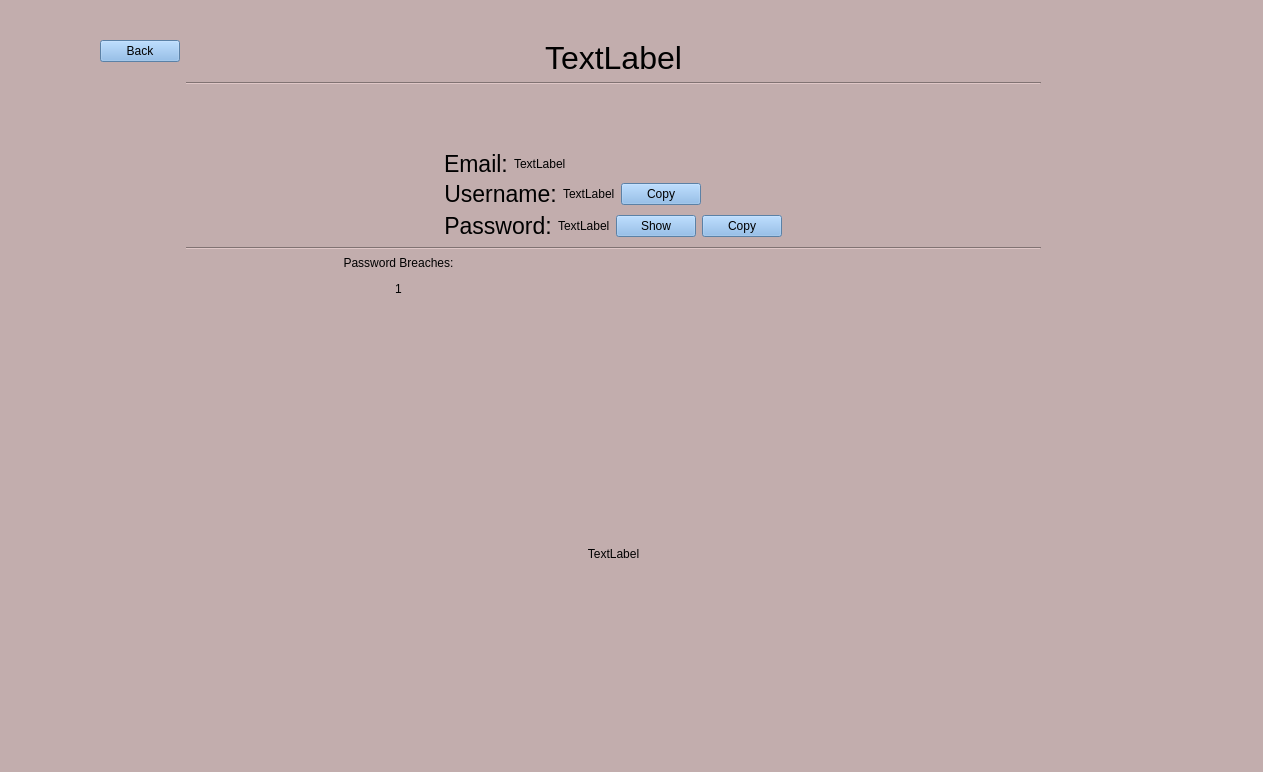
gsm999/TeamBlue_Porcupass, file res/UI Forms/AccountInfoForm.ui: the form before one commit.
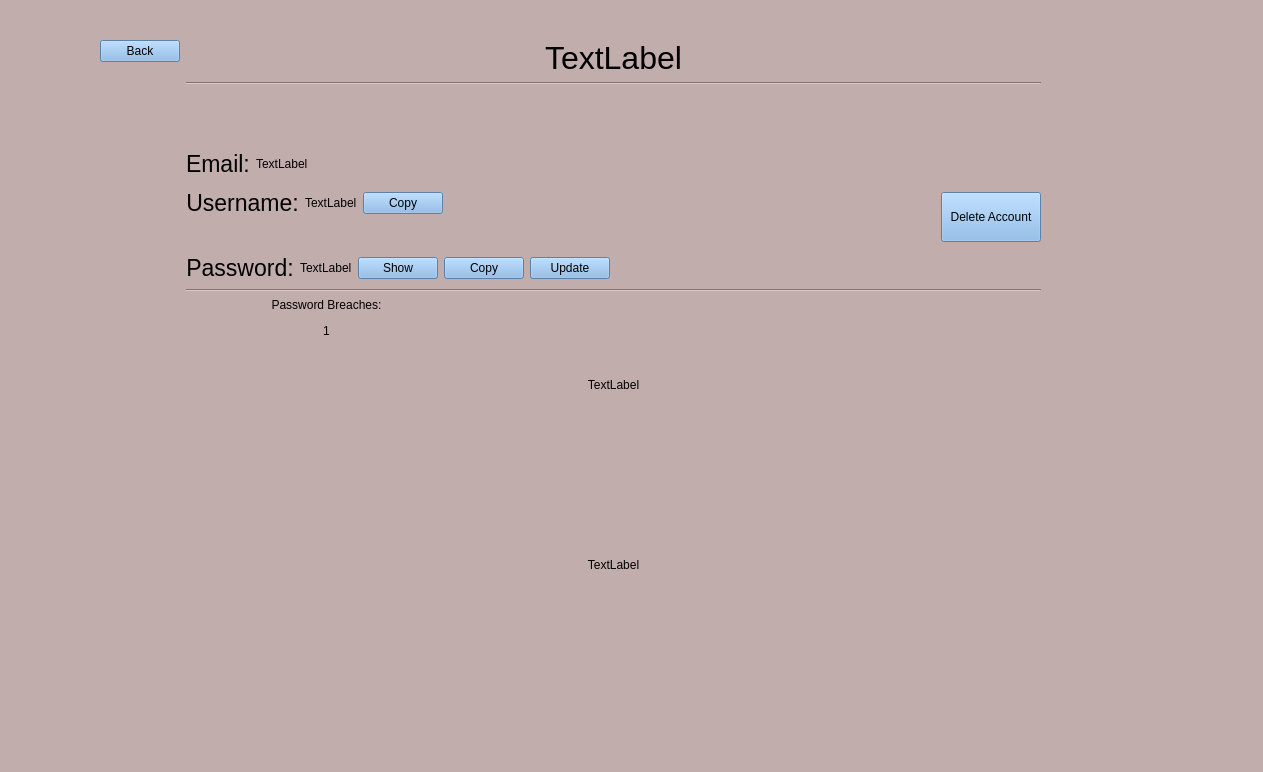
The form after the commit.

Commit message: Password Age added to db/display

What changed in the file:
```diff
--- a/res/UI Forms/AccountInfoForm.ui
+++ b/res/UI Forms/AccountInfoForm.ui
@@ -167,7 +167,119 @@
            </layout>
           </item>
           <item row="2" column="0">
+           <layout class="QGridLayout" name="gridLayout_2">
+            <item row="0" column="2">
+             <widget class="QPushButton" name="copyUsername">
+              <property name="styleSheet">
+               <string notr="true">background-color: rgb(127, 180, 233);
+color: rgb(0, 0, 0);
+border-color: rgb(37, 45, 50);</string>
+              </property>
+              <property name="text">
+               <string>Copy</string>
+              </property>
+              <property name="autoDefault">
+               <bool>true</bool>
+              </property>
+             </widget>
+            </item>
+            <item row="0" column="0">
+             <widget class="QLabel" name="label_2">
+              <property name="font">
+               <font>
+                <pointsize>17</pointsize>
+               </font>
+              </property>
+              <property name="styleSheet">
+               <string notr="true">color: rgb(0, 0, 0);</string>
+              </property>
+              <property name="frameShadow">
+               <enum>QFrame::Raised</enum>
+              </property>
+              <property name="text">
+               <string>Username:</string>
+              </property>
+              <property name="alignment">
+               <set>Qt::AlignCenter</set>
+              </property>
+             </widget>
+            </item>
+            <item row="0" column="1">
+             <widget class="QLabel" name="label_5">
+              <property name="styleSheet">
+               <string notr="true">color: rgb(0, 0, 0);</string>
+              </property>
+              <property name="frameShadow">
+               <enum>QFrame::Raised</enum>
+              </property>
+              <property name="text">
+               <string>TextLabel</string>
+              </property>
+             </widget>
+            </item>
+           </layout>
+          </item>
+          <item row="2" column="1">
+           <layout class="QHBoxLayout" name="horizontalLayout">
+            <item>
+             <spacer name="horizontalSpacer_4">
+              <property name="orientation">
+               <enum>Qt::Horizontal</enum>
+              </property>
+              <property name="sizeHint" stdset="0">
+               <size>
+                <width>40</width>
+                <height>20</height>
+               </size>
+              </property>
+             </spacer>
+            </item>
+            <item>
+             <widget class="QPushButton" name="storeDelete">
+              <property name="minimumSize">
+               <size>
+                <width>100</width>
+                <height>50</height>
+               </size>
+              </property>
+              <property name="layoutDirection">
+               <enum>Qt::RightToLeft</enum>
+              </property>
+              <property name="styleSheet">
+               <string notr="true">background-color: rgb(127, 180, 233);
+color: rgb(0, 0, 0);
+border-color: rgb(37, 45, 50);</string>
+              </property>
+              <property name="text">
+               <string>Delete Account</string>
+              </property>
+             </widget>
+            </item>
+           </layout>
+          </item>
+          <item row="4" column="0">
            <layout class="QGridLayout" name="gridLayout_3">
+            <item row="0" column="0">
+             <widget class="QLabel" name="label_3">
+              <property name="font">
+               <font>
+                <pointsize>17</pointsize>
+               </font>
+              </property>
+              <property name="styleSheet">
+               <string notr="true">color: rgb(0, 0, 0);</string>
+              </property>
+              <property name="frameShadow">
+               <enum>QFrame::Raised</enum>
+              </property>
+              <property name="text">
+               <string>Password:</string>
+              </property>
+              <property name="alignment">
+               <set>Qt::AlignCenter</set>
+              </property>
+             </widget>
+            </item>
             <item row="0" column="3">
              <widget class="QPushButton" name="copyPassword">
               <property name="styleSheet">
@@ -196,27 +308,6 @@
               </property>
              </widget>
             </item>
-            <item row="0" column="0">
-             <widget class="QLabel" name="label_3">
-              <property name="font">
-               <font>
-                <pointsize>17</pointsize>
-               </font>
-              </property>
-              <property name="styleSheet">
-               <string notr="true">color: rgb(0, 0, 0);</string>
-              </property>
-              <property name="frameShadow">
-               <enum>QFrame::Raised</enum>
-              </property>
-              <property name="text">
-               <string>Password:</string>
-              </property>
-              <property name="alignment">
-               <set>Qt::AlignCenter</set>
-              </property>
-             </widget>
-            </item>
             <item row="0" column="2">
              <widget class="QPushButton" name="showPassword">
               <property name="styleSheet">
@@ -232,60 +323,36 @@
               </property>
              </widget>
             </item>
+            <item row="0" column="4">
+             <widget class="QPushButton" name="update_password">
+              <property name="styleSheet">
+               <string notr="true">background-color: rgb(127, 180, 233);
+color: rgb(0, 0, 0);
+border-color: rgb(37, 45, 50);</string>
+              </property>
+              <property name="text">
+               <string>Update</string>
+              </property>
+              <property name="autoDefault">
+               <bool>true</bool>
+              </property>
+             </widget>
+            </item>
            </layout>
           </item>
+          <item row="3" column="0">
+           <widget class="Line" name="line_3">
+            <property name="orientation">
+             <enum>Qt::Horizontal</enum>
+            </property>
+           </widget>
+          </item>
           <item row="1" column="0">
-           <layout class="QGridLayout" name="gridLayout_2">
-            <item row="0" column="1">
-             <widget class="QLabel" name="label_5">
-              <property name="styleSheet">
-               <string notr="true">color: rgb(0, 0, 0);</string>
-              </property>
-              <property name="frameShadow">
-               <enum>QFrame::Raised</enum>
-              </property>
-              <property name="text">
-               <string>TextLabel</string>
-              </property>
-             </widget>
-            </item>
-            <item row="0" column="0">
-             <widget class="QLabel" name="label_2">
-              <property name="font">
-               <font>
-                <pointsize>17</pointsize>
-               </font>
-              </property>
-              <property name="styleSheet">
-               <string notr="true">color: rgb(0, 0, 0);</string>
-              </property>
-              <property name="frameShadow">
-               <enum>QFrame::Raised</enum>
-              </property>
-              <property name="text">
-               <string>Username:</string>
-              </property>
-              <property name="alignment">
-               <set>Qt::AlignCenter</set>
-              </property>
-             </widget>
-            </item>
-            <item row="0" column="2">
-             <widget class="QPushButton" name="copyUsername">
-              <property name="styleSheet">
-               <string notr="true">background-color: rgb(127, 180, 233);
-color: rgb(0, 0, 0);
-border-color: rgb(37, 45, 50);</string>
-              </property>
-              <property name="text">
-               <string>Copy</string>
-              </property>
-              <property name="autoDefault">
-               <bool>true</bool>
-              </property>
-             </widget>
-            </item>
-           </layout>
+           <widget class="Line" name="line_4">
+            <property name="orientation">
+             <enum>Qt::Horizontal</enum>
+            </property>
+           </widget>
           </item>
          </layout>
         </item>
@@ -307,7 +374,7 @@
       <item row="2" column="1">
        <layout class="QVBoxLayout" name="verticalLayout_3">
         <item>
-         <layout class="QHBoxLayout" name="horizontalLayout_2" stretch="0,0">
+         <layout class="QHBoxLayout" name="horizontalLayout_2" stretch="0,0,0">
           <item>
            <widget class="QLabel" name="Password_status_box">
             <property name="styleSheet">
@@ -321,6 +388,19 @@
             </property>
            </widget>
           </item>
+          <item>
+           <widget class="QLabel" name="password_age_box">
+            <property name="styleSheet">
+             <string notr="true">color: rgb(0, 0, 0);</string>
+            </property>
+            <property name="text">
+             <string>TextLabel</string>
+            </property>
+            <property name="alignment">
+             <set>Qt::AlignCenter</set>
+            </property>
+           </widget>
+          </item>
           <item>
            <widget class="QLabel" name="password_strength_box">
             <property name="minimumSize">
```
The commit also changes 3 other files.
